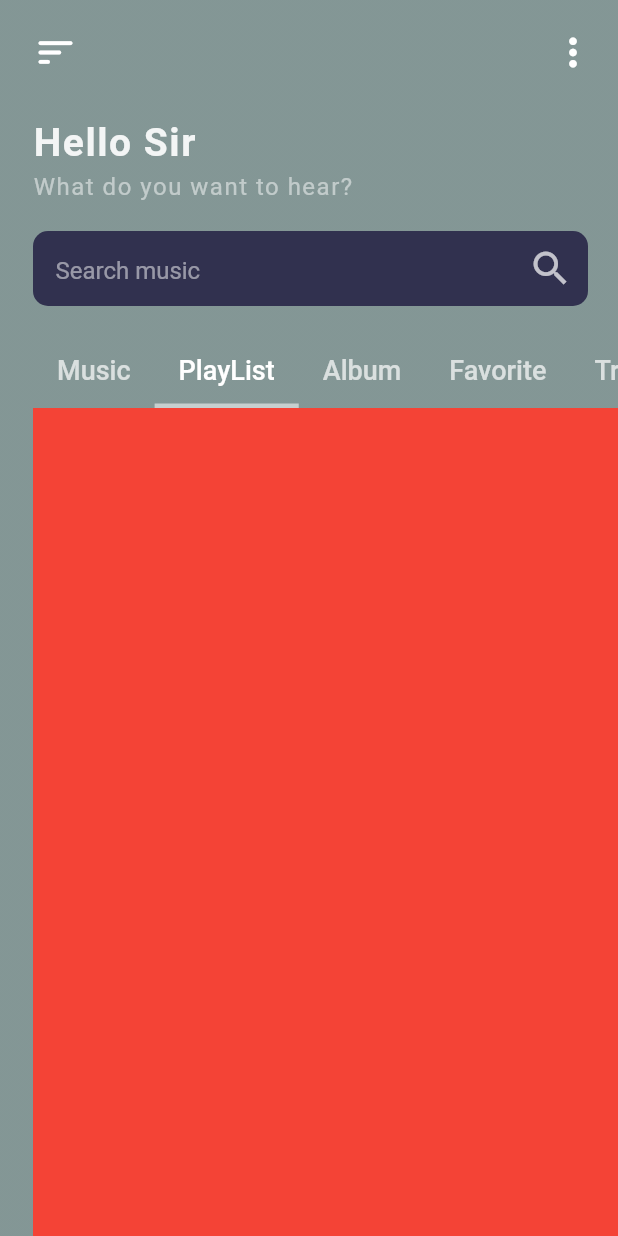
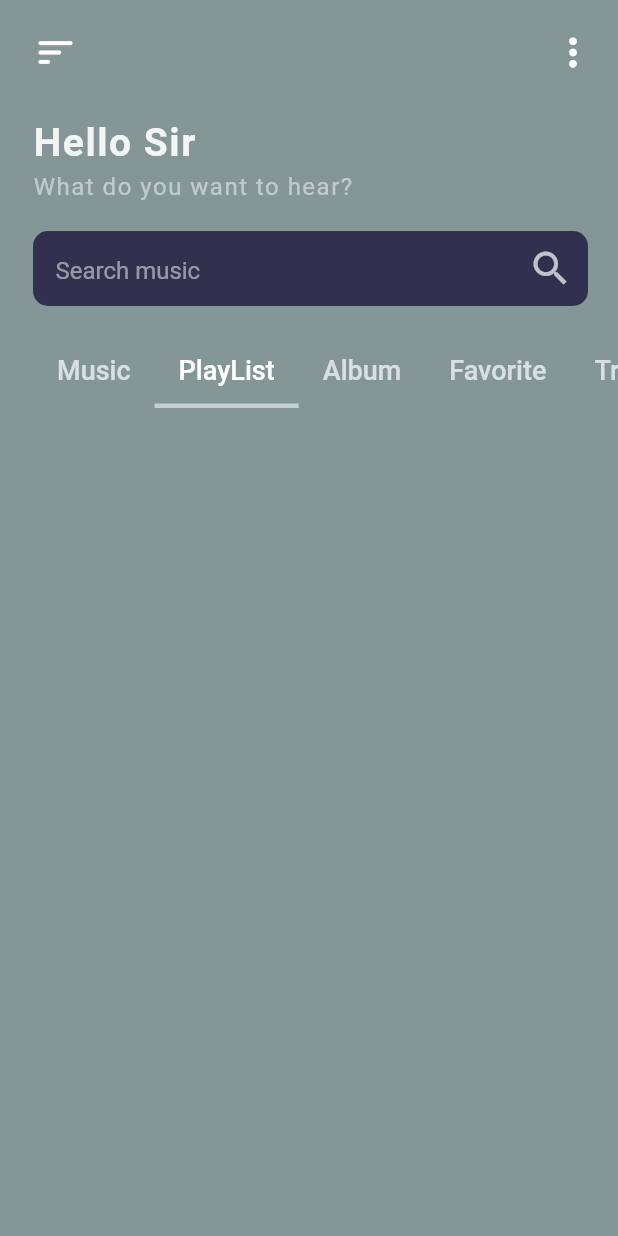
Before and after one commit to Queenzy-Ongeye/Big-Beats, a Flutter app: the screen it shows after launch, tab 2 chosen, on a phone screen of 412 x 824 dp. Run offline on Flutter 3.47's test engine with Material 2 defaults, Android fonts, the phone set to English and light mode, and no system bars; missing offline and left inert: dart:js.

Commit message:
Created Play list dart file

```diff
--- a/lib/HomePage.dart
+++ b/lib/HomePage.dart
@@ -1,4 +1,5 @@
 import 'package:bigbeats/widgets/MusicList.dart';
+import 'package:bigbeats/widgets/PlayList.dart';
 import 'package:flutter/material.dart';
 
 class HomePage extends StatelessWidget {
@@ -141,7 +142,7 @@ class HomePage extends StatelessWidget {
                       flex: 1,
                       child: TabBarView(children: [
                         MusicList(),
-                        Container(color: Colors.red),
+                        PlayList(),
                         Container(color: Colors.red),
                         Container(color: Colors.red),
                       ]))
--- /dev/null
+++ b/lib/widgets/PlayList.dart
@@ -0,0 +1,10 @@
+import 'package:flutter/material.dart';
+
+class PlayList extends StatelessWidget {
+  const PlayList({Key? key}) : super(key: key);
+
+  @override
+  Widget build(BuildContext context) {
+    return Container();
+  }
+}
```
